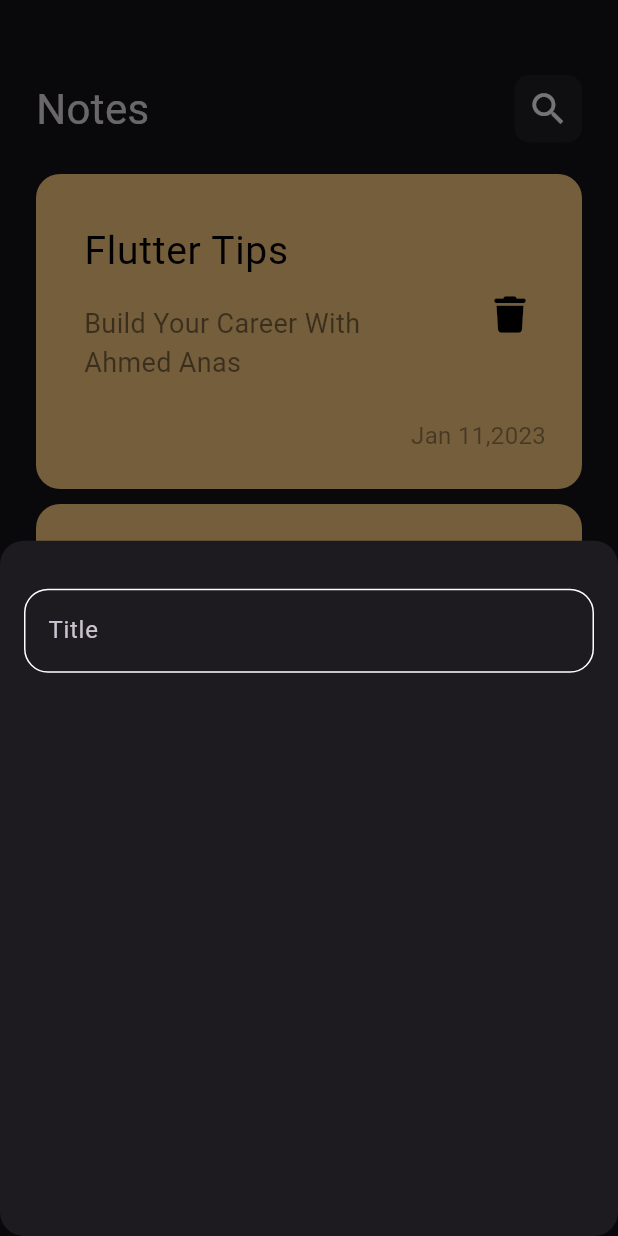
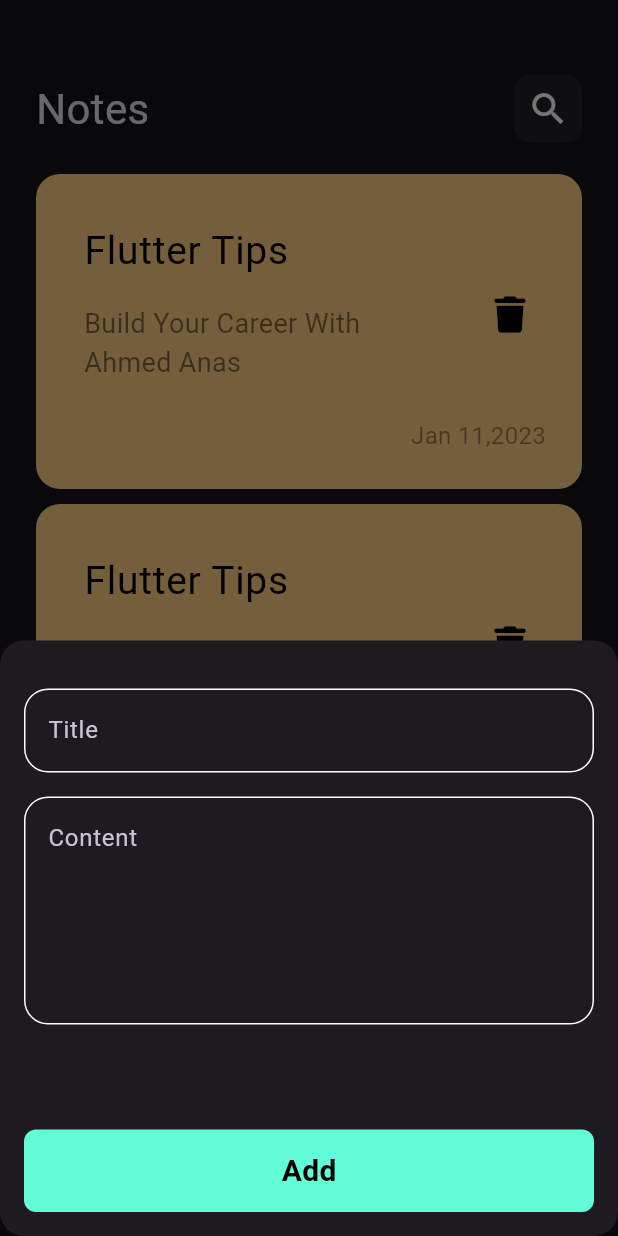
Before and after one commit to AhmedKaion/Notes_app, a Flutter app: the screen it shows after launch, after a tap on the "add" icon, on a phone screen of 412 x 824 dp. Run offline on Flutter 3.47's test engine with Material 3 defaults, Android fonts, the light colour scheme and no system bars; our stand-ins replace cloud_firestore, dio, firebase_auth, firebase_core, flutter_bloc, font_awesome_flutter and 2 more; accounts and stored records are empty; generated files the repository leaves out were written again; Roboto replaces fonts that are missing (Arial).

Commit message:
change home 3

```diff
--- a/lib/notes_app/bottomsheet.dart
+++ b/lib/notes_app/bottomsheet.dart
@@ -1,4 +1,5 @@
 import 'package:flutter/material.dart';
+import 'package:practice/notes_app/custom_button.dart';
 import 'package:practice/notes_app/textfield.dart';
 
 class AddNoteBottomSheet extends StatelessWidget {
@@ -8,14 +9,21 @@
   Widget build(BuildContext context) {
     return  Padding(
       padding: const EdgeInsets.symmetric(horizontal: 16),
+      child: SingleChildScrollView(
         child: Column(
             children: [
               SizedBox(
                 height: 32,
               ),
-           PureTextField(),
+             PureTextField(hint: 'Title',),
+              SizedBox(height:16 ,),
+              PureTextField(hint: 'Content',maxLines: 5,),
+              SizedBox(height:70 ,),
+              CustomButton(),
+              SizedBox(height:16 ,),
             ],
 
+        ),
       ),
     );
   }
--- a/lib/notes_app/custom_appbar.dart
+++ b/lib/notes_app/custom_appbar.dart
@@ -2,15 +2,16 @@
 import 'package:practice/notes_app/search.dart';
 
 class CustomAppBar extends StatelessWidget {
-  const CustomAppBar({super.key});
-
+  const CustomAppBar({super.key, required this.title, required this.icon});
+final String title;
+final IconData icon;
   @override
   Widget build(BuildContext context) {
-    return const Row(
+    return  Row(
       children: [
-        Text('Notes',style: TextStyle( fontSize: 28),),
+        Text(title,style: TextStyle( fontSize: 28),),
        Spacer(),
-       SearchIcon(),
+       SearchIcon(icon: icon,),
       ],
     );
   }
--- /dev/null
+++ b/lib/notes_app/custom_button.dart
@@ -0,0 +1,23 @@
+import 'package:flutter/material.dart';
+import 'package:practice/chat/constant.dart';
+import 'package:practice/notes_app/constrant.dart';
+
+class CustomButton extends StatelessWidget {
+  const CustomButton({super.key});
+
+  @override
+  Widget build(BuildContext context) {
+    return Container(
+      width: MediaQuery.of(context).size.width,
+      height: 55,
+      decoration: BoxDecoration(
+        color: kPrimaryColor,
+        borderRadius: BorderRadius.circular(8),
+
+      ),
+      child: Center(
+        child: Text('Add',style: TextStyle(color: Colors.black,fontSize: 20,fontWeight: FontWeight.bold),),
+      ),
+    );
+  }
+}
--- a/lib/notes_app/note_item.dart
+++ b/lib/notes_app/note_item.dart
@@ -1,10 +1,19 @@
 import 'package:flutter/material.dart';
 import 'package:font_awesome_flutter/font_awesome_flutter.dart';
+import 'package:practice/notes_app/edit_note.dart';
  class NoteItem extends StatelessWidget {
    const NoteItem({super.key});
    @override
    Widget build(BuildContext context) {
-     return Container(
+     return GestureDetector(
+       onTap: (){
+         Navigator.push(context, MaterialPageRoute(builder: (context){
+           return EditNote();
+         },
+         ),
+         );
+       },
+       child: Container(
          padding: const EdgeInsets.only(top: 24,bottom: 24,left: 16,),
          decoration: BoxDecoration(
            borderRadius: BorderRadius.circular(16),
@@ -45,6 +54,7 @@
               ),
            ],
          ),
+       ),
      );
    }
  }
--- a/lib/notes_app/notes_body.dart
+++ b/lib/notes_app/notes_body.dart
@@ -16,7 +16,10 @@
           SizedBox(
             height:50 ,
           ),
-         CustomAppBar(),
+         CustomAppBar(
+           title: 'Notes',
+           icon: Icons.search,
+         ),
           Expanded(child: NotesListView()),
         ],
       ),
--- a/lib/notes_app/search.dart
+++ b/lib/notes_app/search.dart
@@ -2,8 +2,8 @@
 
 
 class SearchIcon extends StatelessWidget {
-  const SearchIcon({super.key});
-
+  const SearchIcon({super.key, required this.icon});
+final IconData icon;
   @override
   Widget build(BuildContext context) {
     return Container(
@@ -13,8 +13,8 @@
         color: Colors.white.withOpacity(.05),
         borderRadius: BorderRadius.circular(10),
       ),
-      child:const Center(
-        child: Icon(Icons.search,size: 28,),
+      child: Center(
+        child: Icon(icon,size: 28,),
       ),
     );
   }
--- a/lib/notes_app/textfield.dart
+++ b/lib/notes_app/textfield.dart
@@ -2,27 +2,28 @@
 import 'package:practice/notes_app/constrant.dart';
 
 class PureTextField extends StatelessWidget {
-  const PureTextField({super.key});
-
+  const PureTextField({super.key, required this.hint,  this.maxLines =1});
+final String hint;
+final int maxLines;
   @override
   Widget build(BuildContext context) {
     return TextField(
       cursorColor: kPrimaryColor,
+      maxLines: maxLines,
       decoration: InputDecoration(
-
-        hintText: 'Title',
+        hintText: hint,
         enabledBorder:buildBorder(),
-        focusedBorder:buildBorder(),
+        focusedBorder:buildBorder(kPrimaryColor),
         border: buildBorder(),
       ),
     );
   }
 
-  OutlineInputBorder buildBorder() {
+  OutlineInputBorder buildBorder([color]) {
     return OutlineInputBorder(
       borderRadius: BorderRadius.all(Radius.circular(16)),
       borderSide: BorderSide(
-        color: Colors.white,
+        color: color ?? Colors.white,
       ),
     );
   }
--- a/pubspec.yaml
+++ b/pubspec.yaml
@@ -46,11 +46,16 @@
   cloud_firestore: ^4.13.3
   http: ^1.1.0
   font_awesome_flutter: ^10.6.0
+  hive: ^2.2.3
+  hive_flutter: ^1.1.0
+
 
 
 
 
 dev_dependencies:
+  build_runner: ^2.4.8
+  hive_generator: ^2.0.1
   flutter_test:
     sdk: flutter
 
```
Also changed, not shown: lib/notes_app/edit_note.dart (added, +13 -0 lines), lib/notes_app/editnotebody.dart (added, +28 -0 lines), lib/notes_app/note_model.dart (added, +16 -0 lines), pubspec.lock. Lines whose indentation alone changed are shown as unchanged.
